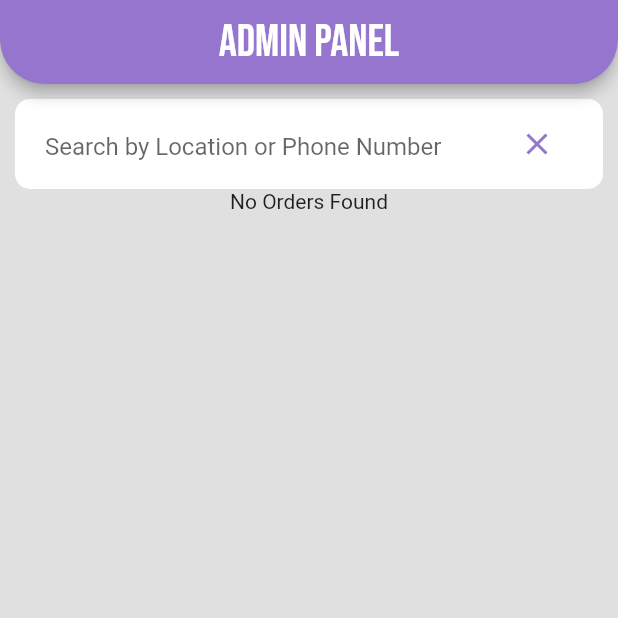
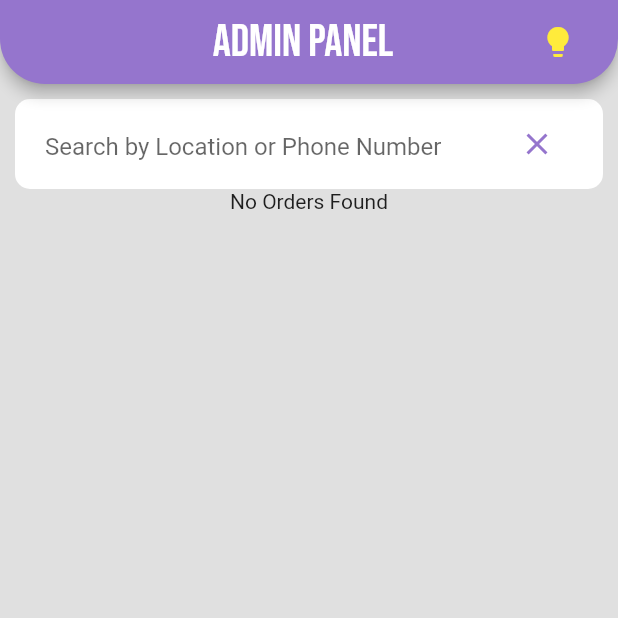
Before and after one commit to ashirkhokhar/Cylinder_Reservation_System, a Flutter app: the AdminPanel screen opened directly, on a phone screen of 412 x 824 dp, the top half of it. Run offline on Flutter 3.47's test engine with Material 2 defaults, Android fonts, the phone set to English and light mode, and no system bars; our stand-ins replace cloud_firestore, firebase_core, google_fonts, shared_preferences; accounts and stored records are empty.

Commit message:
big changes

```diff
--- a/lib/admin_panel/adminpage.dart
+++ b/lib/admin_panel/adminpage.dart
@@ -168,7 +168,7 @@ class _adminloginState extends State<adminlogin> {
                                 Navigator.pushReplacement(
                                   context,
                                   MaterialPageRoute(
-                                    builder: (context) => const AdminPanel(),
+                                    builder: (context) => AdminPanel(),
                                   ),
                                 );
                               });
--- a/lib/admin_panel/adminpanel.dart
+++ b/lib/admin_panel/adminpanel.dart
@@ -19,8 +19,23 @@ class MyApp extends StatelessWidget {
   }
 }
 
-class AdminPanel extends StatelessWidget {
+class AdminPanel extends StatefulWidget {
   const AdminPanel({Key? key}) : super(key: key);
+
+  @override
+  State<AdminPanel> createState() => _AdminPanelState();
+}
+
+class _AdminPanelState extends State<AdminPanel> {
+  OrderSortType _currentSortType = OrderSortType.Ascending;
+
+  void _toggleSortType() {
+    setState(() {
+      _currentSortType = _currentSortType == OrderSortType.Ascending
+          ? OrderSortType.Descending
+          : OrderSortType.Ascending;
+    });
+  }
 
   @override
   Widget build(BuildContext context) {
@@ -32,8 +47,39 @@ class AdminPanel extends StatelessWidget {
         backgroundColor: Colors.grey[300],
         appBar: AppBar(
           backgroundColor: Colors.deepPurple[300],
-          title: Text("Admin Panel",
-              style: GoogleFonts.bebasNeue(fontSize: 30, color: Colors.white)),
+          title: Row(
+            //crossAxisAlignment: CrossAxisAlignment.center,
+            mainAxisAlignment: MainAxisAlignment.center,
+            children: [
+              Spacer(),
+              SizedBox(
+                width: 40,
+              ),
+              Text(
+                "Admin Panel",
+                style: GoogleFonts.bebasNeue(
+                  fontSize: 30,
+                  color: Colors.white,
+                ),
+              ),
+              Spacer(), // This will push the following widget to the end
+              Column(
+                crossAxisAlignment: CrossAxisAlignment.end,
+                mainAxisAlignment: MainAxisAlignment.end,
+                children: [
+                  IconButton(
+                    icon: Icon(
+                      Icons.lightbulb,
+                      color: _currentSortType == OrderSortType.Ascending
+                          ? Colors.yellow
+                          : Colors.white,
+                    ),
+                    onPressed: _toggleSortType,
+                  ),
+                ],
+              ),
+            ],
+          ),
           automaticallyImplyLeading: false,
           centerTitle: true,
           shape: const RoundedRectangleBorder(
@@ -42,7 +88,7 @@ class AdminPanel extends StatelessWidget {
             ),
           ),
         ),
-        body: const AllOrdersList(),
+        body: AllOrdersList(currentSortType: _currentSortType),
       ),
     );
   }
@@ -87,10 +133,20 @@ class AdminPanel extends StatelessWidget {
 }
 
 class AllOrdersList extends StatefulWidget {
-  const AllOrdersList({Key? key});
+  final OrderSortType currentSortType;
+
+  const AllOrdersList({
+    Key? key,
+    required this.currentSortType,
+  }) : super(key: key);
 
   @override
   State<AllOrdersList> createState() => _AllOrdersListState();
+}
+
+enum OrderSortType {
+  Ascending,
+  Descending,
 }
 
 class _AllOrdersListState extends State<AllOrdersList> {
@@ -98,6 +154,8 @@ class _AllOrdersListState extends State<AllOrdersList> {
   String _searchText = "";
   List<String> _newOrders = [];
   late SharedPreferences _preferences;
+  String _selectedStatus = "";
+  OrderSortType _currentSortType = OrderSortType.Ascending; // Add this line
 
   @override
   void initState() {
@@ -245,7 +303,12 @@ class _AllOrdersListState extends State<AllOrdersList> {
                     parseOrderTimestamp(a['orderTimestamp'] as Timestamp);
                 final timestampB =
                     parseOrderTimestamp(b['orderTimestamp'] as Timestamp);
-                return timestampA.compareTo(timestampB);
+
+                if (widget.currentSortType == OrderSortType.Ascending) {
+                  return timestampA.compareTo(timestampB);
+                } else {
+                  return timestampB.compareTo(timestampA);
+                }
               });
 
               if (filteredOrders.isEmpty) {
@@ -297,7 +360,7 @@ class _AllOrdersListState extends State<AllOrdersList> {
                           trailing: status == 'New'
                               ? Container(
                                   decoration: BoxDecoration(
-                                    color: Colors.deepPurple[300],
+                                    color: Colors.deepPurple,
                                     borderRadius: BorderRadius.circular(10),
                                   ),
                                   padding: const EdgeInsets.symmetric(
@@ -306,15 +369,15 @@ class _AllOrdersListState extends State<AllOrdersList> {
                                     'New',
                                     style: GoogleFonts.poppins(
                                       color: Colors.white,
-                                      fontWeight: FontWeight.bold,
-                                      fontSize: 20,
+                                      //fontWeight: FontWeight.bold,
+                                      fontSize: 15,
                                     ),
                                   ),
                                 )
                               : status == 'Pending'
                                   ? Container(
                                       decoration: BoxDecoration(
-                                        color: Colors.yellow[700],
+                                        color: Colors.yellow[800],
                                         borderRadius: BorderRadius.circular(10),
                                       ),
                                       padding: const EdgeInsets.symmetric(
@@ -323,8 +386,8 @@ class _AllOrdersListState extends State<AllOrdersList> {
                                         'Pending',
                                         style: GoogleFonts.poppins(
                                           color: Colors.white,
-                                          fontWeight: FontWeight.bold,
-                                          fontSize: 20,
+                                          //fontWeight: FontWeight.bold,
+                                          fontSize: 15,
                                         ),
                                       ),
                                     )
```
Also changed, not shown: 1 other file.
